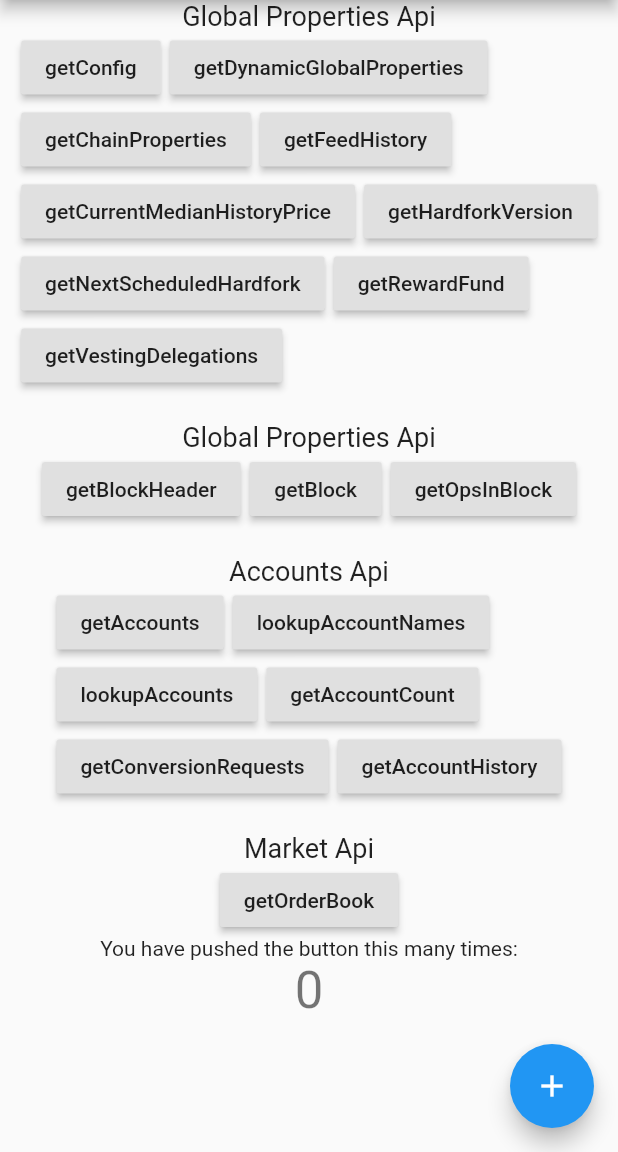
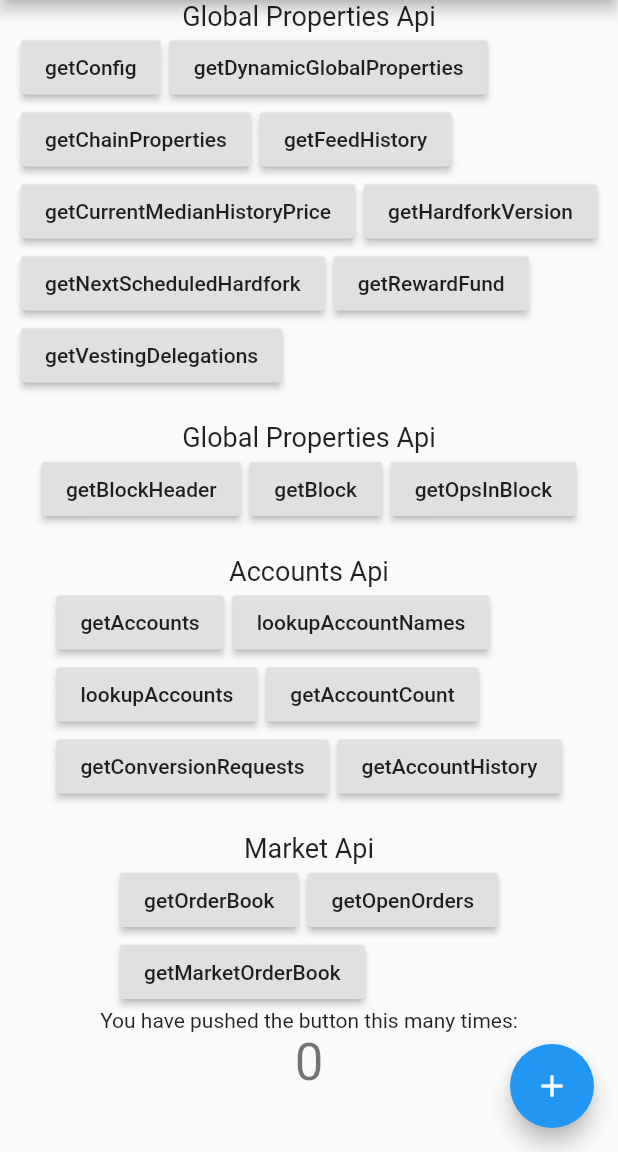
Before and after one commit to dapplr/flutter_hive, a Flutter app: the screen it shows after launch, after a tap on "getOrderBook", on a phone screen of 412 x 824 dp, the part 84-1236 px from its top. Run offline on Flutter 3.47's test engine with Material 2 defaults, Android fonts, the phone set to English and light mode, and no system bars; our stand-ins replace dio; network calls fail.

Commit message:
getMarketOrderBook and getOpenOrders example added.

```diff
--- a/example/lib/MarketApi.dart
+++ b/example/lib/MarketApi.dart
@@ -10,6 +10,24 @@ class Market extends StatefulWidget {
 class _MarketState extends State<Market> {
   dynamic getOrderBook() async {
     var res = await hive.api.getOrderBook(limit: 20);
+    print(res);
+    if (res["status"] == "ok") {
+      return res["data"];
+    }
+    return null;
+  }
+
+  dynamic getOpenOrders() async {
+    var res = await hive.api.getOpenOrders(owner: "funnyman");
+    print(res);
+    if (res["status"] == "ok") {
+      return res["data"];
+    }
+    return null;
+  }
+
+  dynamic getMarketOrderBook() async {
+    var res = await hive.api.getMarketOrderBook(limit: 20);
     print(res);
     if (res["status"] == "ok") {
       return res["data"];
@@ -39,6 +57,18 @@ class _MarketState extends State<Market> {
               },
               child: Text('getOrderBook'),
             ),
+            RaisedButton(
+              onPressed: () {
+                getOrderBook();
+              },
+              child: Text('getOpenOrders'),
+            ),
+            RaisedButton(
+              onPressed: () {
+                getOrderBook();
+              },
+              child: Text('getMarketOrderBook'),
+            ),
           ],
         ),
       ],
```
